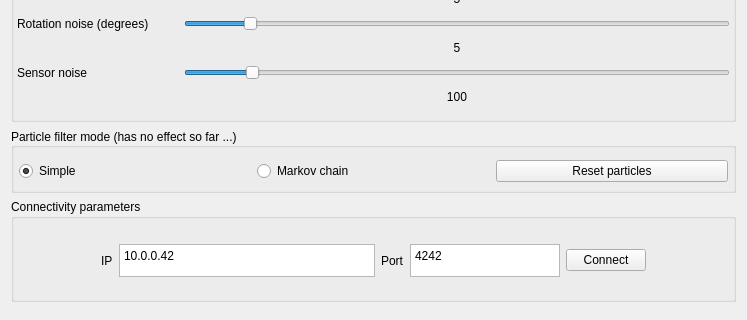
Qt form config.ui (halflings/autonomee) before a commit; both pictures show x 0 to 747 and y 163 to 483 of the 747 by 578 pixel window.
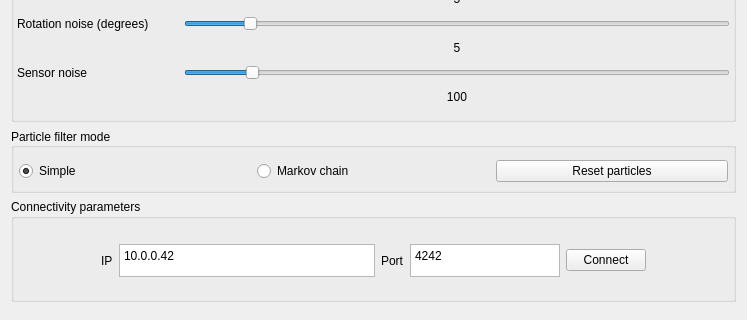
The same form after that commit.

Patch:
```diff
--- a/config.ui
+++ b/config.ui
@@ -224,7 +224,7 @@
    <item>
     <widget class="QGroupBox" name="probabilityGroupbox">
      <property name="title">
-      <string>Particle filter mode (has no effect so far ...)</string>
+      <string>Particle filter mode</string>
      </property>
      <property name="alignment">
       <set>Qt::AlignLeading|Qt::AlignLeft|Qt::AlignVCenter</set>
```
Left out of the diff: 40 changed lines with no effect on the pictures.
